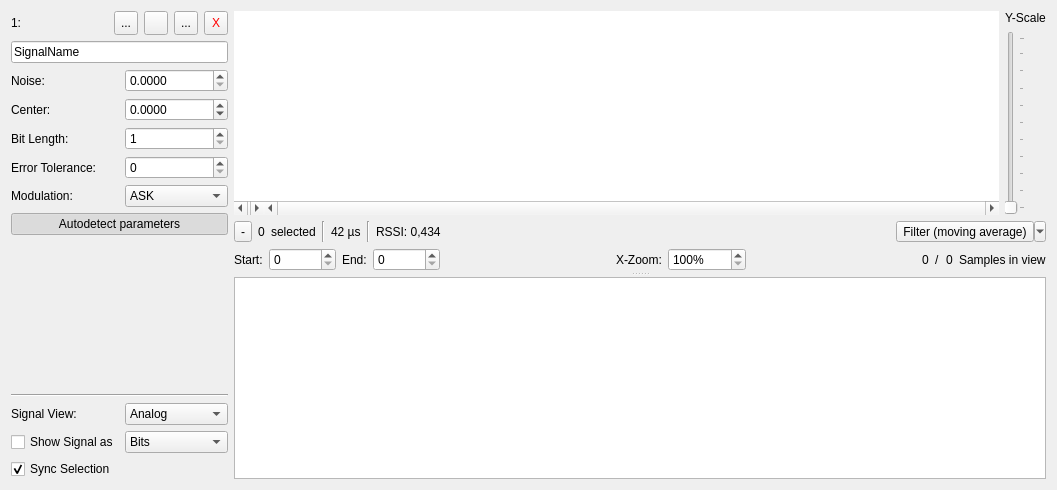
jopohl/urh, file ui/signal_frame.ui: the form before one commit.
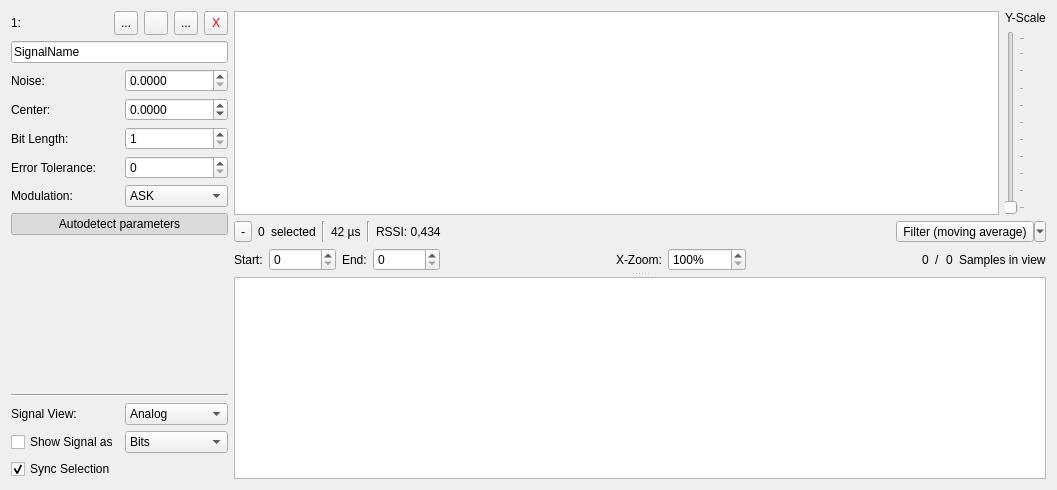
The form after the commit. The open tabs and pages were chosen to show the change. Icons and pictures are not drawn. Custom widgets are drawn as their Qt base class.

Commit message: add spectrogram page to signal frame remove parent frame property from epic graphic view

Patch:
```diff
--- a/ui/signal_frame.ui
+++ b/ui/signal_frame.ui
@@ -641,6 +641,31 @@
             <number>0</number>
            </property>
            <item>
+            <widget class="QStackedWidget" name="stackedWidget">
+             <property name="lineWidth">
+              <number>0</number>
+             </property>
+             <property name="currentIndex">
+              <number>0</number>
+             </property>
+             <widget class="QWidget" name="pageSignal">
+              <layout class="QHBoxLayout" name="horizontalLayout_5">
+               <property name="spacing">
+                <number>0</number>
+               </property>
+               <property name="leftMargin">
+                <number>0</number>
+               </property>
+               <property name="topMargin">
+                <number>0</number>
+               </property>
+               <property name="rightMargin">
+                <number>0</number>
+               </property>
+               <property name="bottomMargin">
+                <number>0</number>
+               </property>
+               <item>
             <widget class="LegendGraphicView" name="gvLegend">
              <property name="minimumSize">
               <size>
@@ -757,6 +782,32 @@
             </widget>
            </item>
           </layout>
+             </widget>
+             <widget class="QWidget" name="pageSpectrogram">
+              <layout class="QVBoxLayout" name="verticalLayout_3">
+               <property name="spacing">
+                <number>0</number>
+               </property>
+               <property name="leftMargin">
+                <number>0</number>
+               </property>
+               <property name="topMargin">
+                <number>0</number>
+               </property>
+               <property name="rightMargin">
+                <number>0</number>
+               </property>
+               <property name="bottomMargin">
+                <number>0</number>
+               </property>
+               <item>
+                <widget class="SpectrogramGraphicView" name="gvSpectrogram"/>
+               </item>
+              </layout>
+             </widget>
+            </widget>
+           </item>
+          </layout>
          </item>
          <item>
           <layout class="QVBoxLayout" name="verticalLayout_2">
@@ -1106,6 +1157,11 @@
    <extends>QTextEdit</extends>
    <header>urh.ui.views.TextEditProtocolView.h</header>
   </customwidget>
+  <customwidget>
+   <class>SpectrogramGraphicView</class>
+   <extends>QGraphicsView</extends>
+   <header>urh.ui.views.SpectrogramGraphicView.h</header>
+  </customwidget>
  </customwidgets>
  <tabstops>
   <tabstop>btnSaveSignal</tabstop>
```
Left out of the diff: 2 changed lines with no effect on the pictures. Lines whose indentation alone changed are shown as unchanged. The commit also changes 6 other files.
